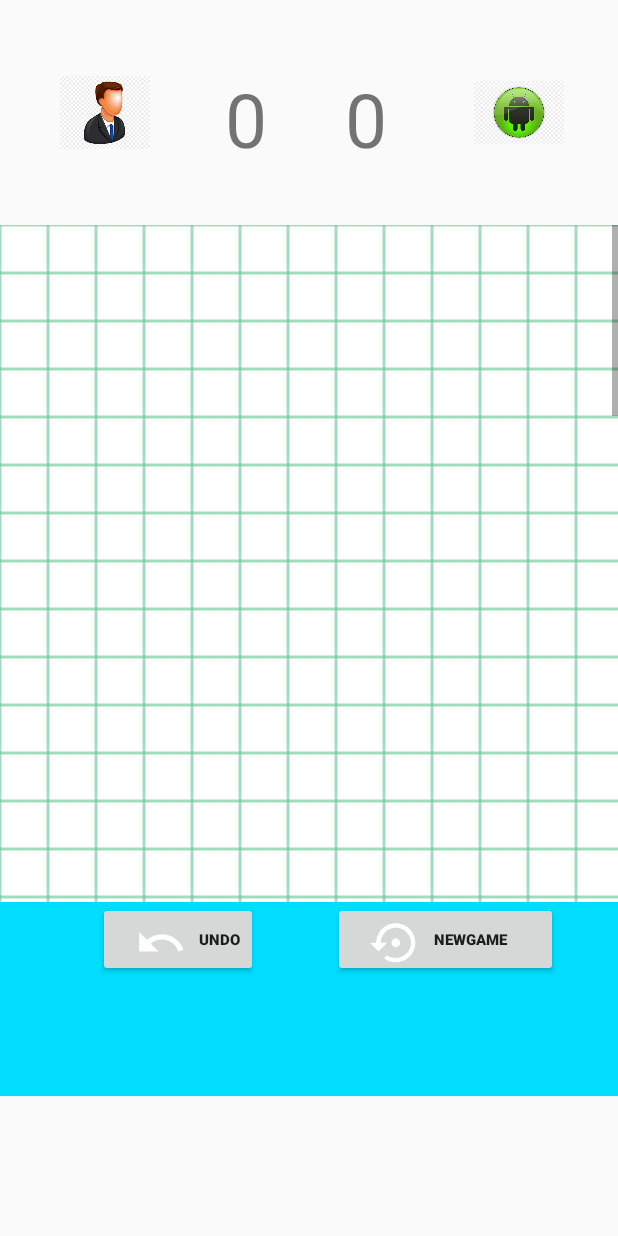
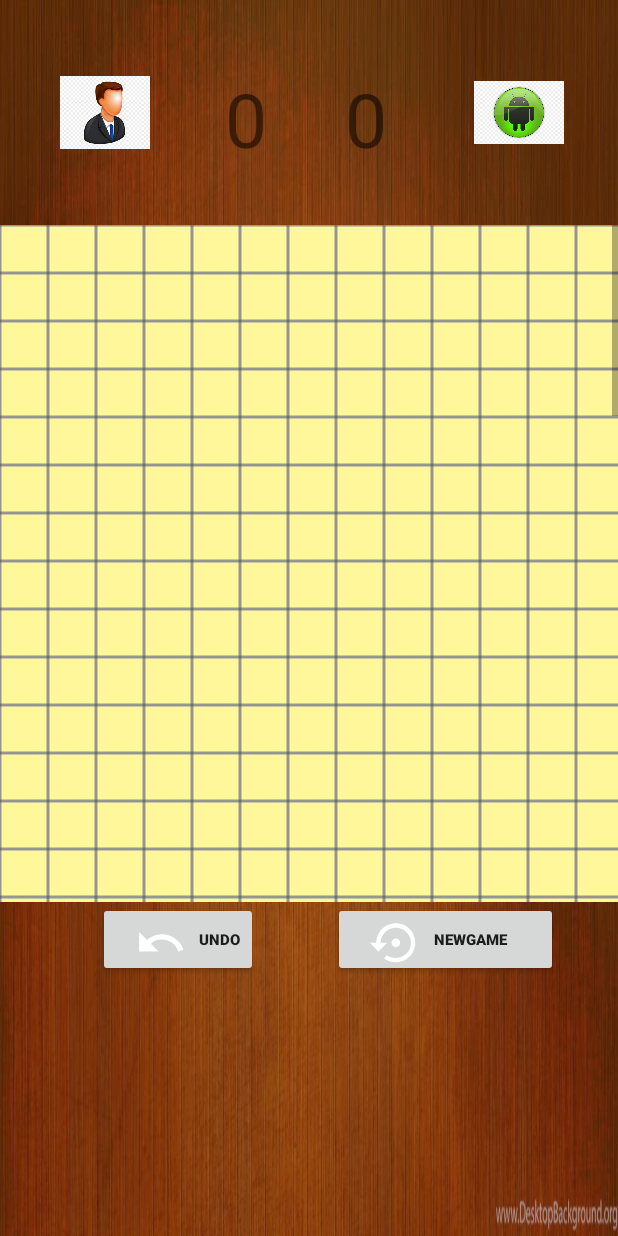
Before and after one commit to dotaallstars200/CaroPvP, an Android app: the screen it shows after launch (GamePlayActivity), after a tap on an icon or button, on a phone screen of 412 x 824 dp. Run offline under Robolectric (Android 15) with nearby library versions, the phone set to English and light mode, and no system bars.

Commit message:
design board
update background board

```diff
--- a/app/src/main/java/com/edu/xogame/activities/GamePlayActivity.java
+++ b/app/src/main/java/com/edu/xogame/activities/GamePlayActivity.java
@@ -70,7 +70,6 @@ public class GamePlayActivity extends AppCompatActivity {
             game.remake();
         });
         btnUndo.setOnClickListener(v -> {
-            Toast.makeText(context,"Undo",Toast.LENGTH_SHORT).show();
             game.undo();
         });
     }
--- a/app/src/main/java/com/edu/xogame/views/Cell.java
+++ b/app/src/main/java/com/edu/xogame/views/Cell.java
@@ -12,9 +12,9 @@ import com.edu.xogame.players.RealPlayer;
 
 public class Cell extends androidx.appcompat.widget.AppCompatImageView implements View.OnClickListener {
 
-    public static final int EMPTY_IMAGE = R.drawable.cell;
-    public static final int X_IMAGE = R.drawable.cell_x;
-    public static final int O_IMAGE = R.drawable.cell_o;
+    public static final int EMPTY_IMAGE = R.drawable.cell_1;
+    public static final int X_IMAGE = R.drawable.cell_x1;
+    public static final int O_IMAGE = R.drawable.cell_o1;
     private final CellPosition cellPosition;
     private final Board board;
     public Cell(Context context, Board board, CellPosition cellPosition) {
--- a/app/src/main/res/layout/activity_main.xml
+++ b/app/src/main/res/layout/activity_main.xml
@@ -5,12 +5,15 @@
     android:layout_width="match_parent"
     android:layout_height="match_parent"
     tools:context=".activities.GamePlayActivity"
+    android:background="@drawable/wood_bg"
     android:id="@+id/linear">
     <LinearLayout
         android:layout_width="match_parent"
         android:layout_height="150dp"
         android:orientation="horizontal"
-        android:id="@+id/info">
+        android:id="@+id/info"
+
+        >
 
         <RelativeLayout
             android:layout_width="wrap_content"
@@ -84,13 +87,17 @@
             </HorizontalScrollView>
         </ScrollView>
     </LinearLayout>
+    <LinearLayout
+        android:layout_width="match_parent"
+        android:layout_height="wrap_content"
+        android:id="@+id/Menu"
+        android:layout_below="@+id/board"
 
+        >
     <RelativeLayout
-        android:id="@+id/Menu"
         android:layout_width="match_parent"
         android:layout_height="129dp"
-        android:layout_below="@+id/board"
-        android:background="@android:color/holo_blue_bright"
+
         >
 
 
@@ -119,4 +126,5 @@
             />
 
     </RelativeLayout>
+    </LinearLayout>
 </RelativeLayout>
```
Also changed, not shown: app/src/main/res/drawable-v24/bg_1.png (deleted), app/src/main/res/drawable/bg_testnguyen.png (added), app/src/main/res/drawable/cell_1.png (added), app/src/main/res/drawable/cell_o1.png (added), app/src/main/res/drawable/cell_x1.png (added), 1 other file.
